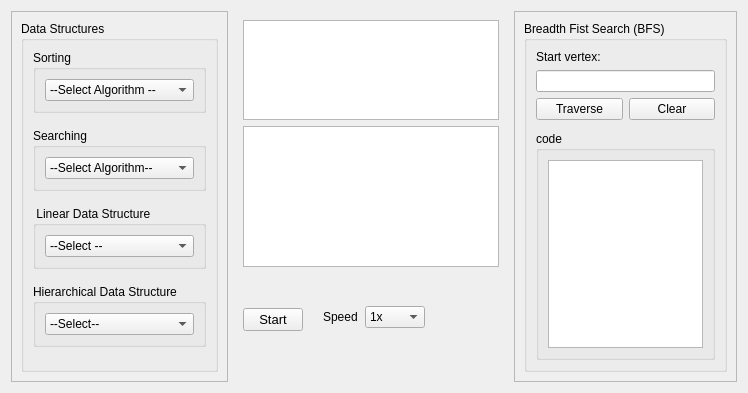
Qt form form.ui (Binaya764/DSA-Visualizer) before a commit.
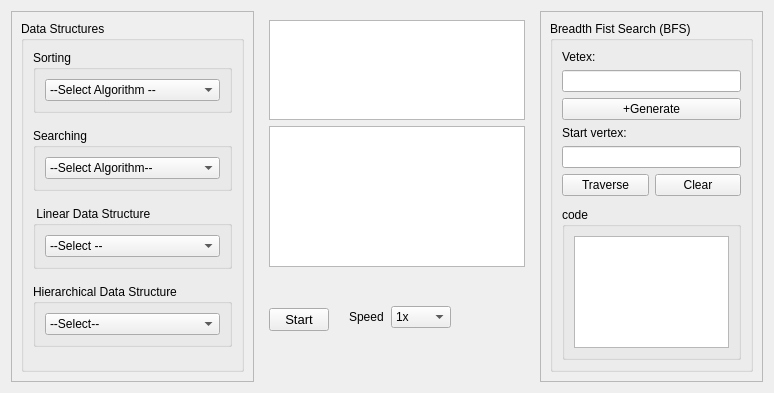
The same form after that commit.

Diff of the .ui file:
```diff
--- a/form.ui
+++ b/form.ui
@@ -6,7 +6,7 @@
    <rect>
     <x>0</x>
     <y>0</y>
-    <width>666</width>
+    <width>679</width>
     <height>393</height>
    </rect>
   </property>
@@ -191,7 +191,7 @@
                     </item>
                     <item>
                      <property name="text">
-                      <string>BFS</string>
+                      <string>Breadth First Search (BFS)</string>
                      </property>
                     </item>
                    </widget>
@@ -248,7 +248,7 @@
             <property name="maximumSize">
              <size>
               <width>900</width>
-              <height>350</height>
+              <height>400</height>
              </size>
             </property>
            </widget>
@@ -1312,6 +1312,26 @@
              <layout class="QVBoxLayout" name="verticalLayout_71">
               <item>
                <layout class="QVBoxLayout" name="verticalLayout_70">
+                <property name="spacing">
+                 <number>6</number>
+                </property>
+                <item>
+                 <widget class="QLabel" name="label_24">
+                  <property name="text">
+                   <string>Vetex:</string>
+                  </property>
+                 </widget>
+                </item>
+                <item>
+                 <widget class="QLineEdit" name="vertex_lineEdit_BFS"/>
+                </item>
+                <item>
+                 <widget class="QPushButton" name="BtnGenerate_BFS">
+                  <property name="text">
+                   <string>+Generate</string>
+                  </property>
+                 </widget>
+                </item>
                 <item>
                  <widget class="QLabel" name="label_23">
                   <property name="text">
@@ -1335,7 +1355,7 @@
                    </widget>
                   </item>
                   <item>
-                   <widget class="QPushButton" name="BtnClean_BFS">
+                   <widget class="QPushButton" name="BtnClear_BFS">
                     <property name="text">
                      <string>Clear</string>
                     </property>
```
